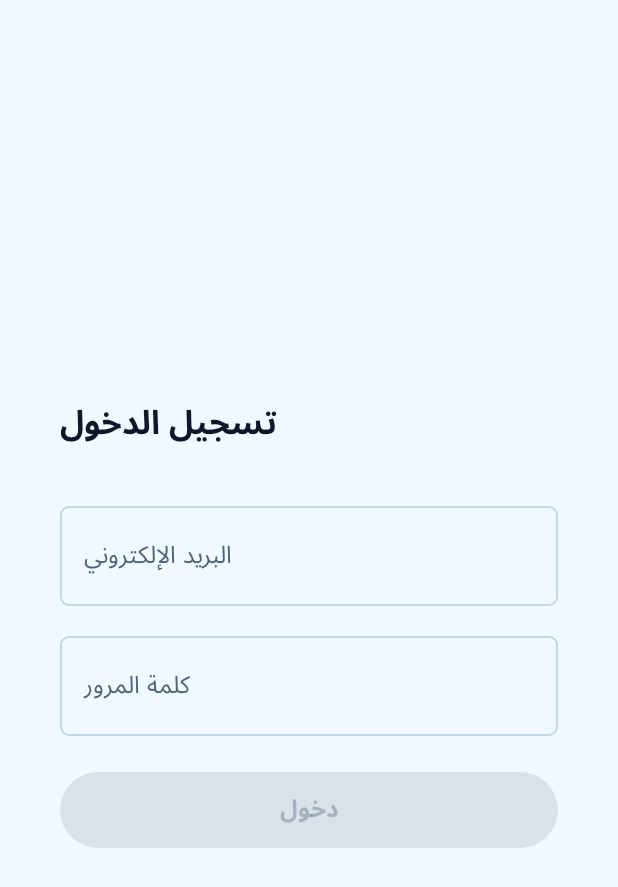
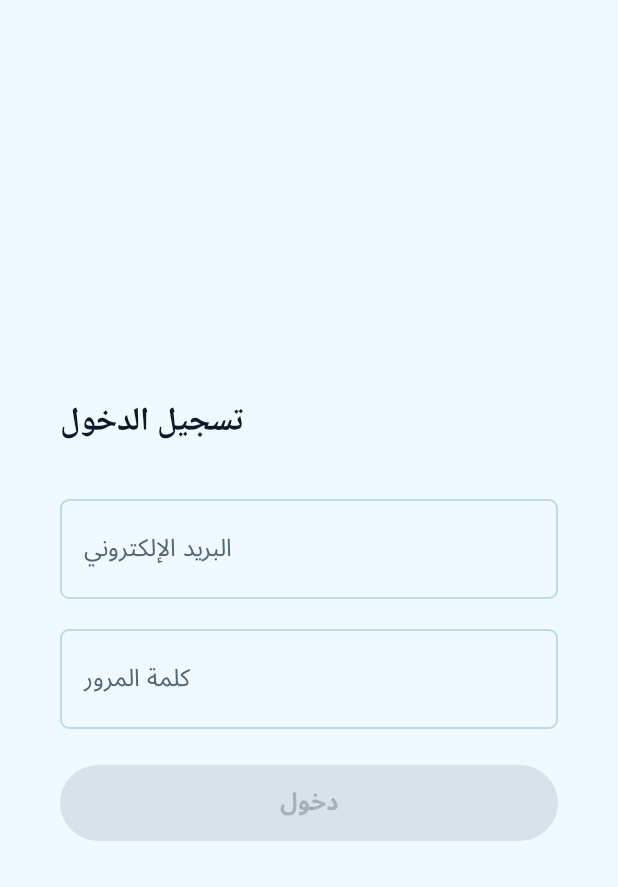
Before and after one commit to SoulyMarket/W4F, an Android app built with Jetpack Compose: the screen it shows after launch (MainActivity), on a phone screen of 412 x 824 dp. Shown: the top 887 px of the screen. Run offline under Robolectric (Android 15) with nearby library versions, the phone set to English and light mode, and no system bars; our stand-ins replace Dagger/Hilt's generated code, Navigation 3; libraries missing offline, so code that uses them is left out: androidx.hilt.lifecycle, com.jakewharton.retrofit2; 4 statements that could not run were skipped.

Commit message:
feat(android): bundle Noto Kufi Arabic as a distinct heading face (step 3.10)
Parallel to the web premium pass: titleLarge/titleMedium now use a
bundled display face (same reasoning as the web's font-heading token)
instead of the same Noto Sans Arabic body font at a bold weight.
labelLarge is untouched since M3 also uses it for button text, where
a display face would read as misapplied.

Upstream (google/fonts) only ships this family as a single variable-
weight file, no static Bold instance, so it's declared at one weight
and Compose's standard faux-bold synthesis handles the Bold request —
the same fallback that already applies to any font lacking a
dedicated bold cut.

No centralized Card/Button wrapper exists on Android (unlike web's
components/Button.tsx/Card.tsx), and no SDK in this session's
environment to compile-check broader changes, so the elevation/
iconography side of the web pass wasn't mirrored here this round —
scoped to this one low-risk, high-value change instead. Not verified
on-device.

Co-Authored-By: Claude Sonnet 5 <noreply@anthropic.com>

```diff
--- a/android/app/src/main/java/com/w4f/app/theme/Type.kt
+++ b/android/app/src/main/java/com/w4f/app/theme/Type.kt
@@ -16,6 +16,14 @@ val NotoSansArabicFamily =
     Font(R.font.noto_sans_arabic_regular, FontWeight.Normal),
     Font(R.font.noto_sans_arabic_bold, FontWeight.Bold),
   )
+
+// A distinct heading/display face — the same "real heading hierarchy
+// instead of one weight doing double duty" change made to the web
+// dashboard's own `font-heading` token (Lexend/Noto Kufi Arabic pairing
+// from the ui-ux-pro-max pass), scoped here to titleLarge/titleMedium
+// only (actual screen/section titles) — not labelLarge, which M3 also
+// uses for button text, where a display face would look misapplied.
+val NotoKufiArabicFamily = FontFamily(Font(R.font.noto_kufi_arabic, FontWeight.Normal))
 
 val Typography =
   Typography(
@@ -37,7 +45,7 @@ val Typography =
       ),
     titleLarge =
       TextStyle(
-        fontFamily = NotoSansArabicFamily,
+        fontFamily = NotoKufiArabicFamily,
         fontWeight = FontWeight.Bold,
         fontSize = 22.sp,
         lineHeight = 28.sp,
@@ -45,7 +53,7 @@ val Typography =
       ),
     titleMedium =
       TextStyle(
-        fontFamily = NotoSansArabicFamily,
+        fontFamily = NotoKufiArabicFamily,
         fontWeight = FontWeight.Bold,
         fontSize = 18.sp,
         lineHeight = 24.sp,
--- /dev/null
+++ b/android/app/src/main/res/font/noto_kufi_arabic.xml
@@ -0,0 +1,16 @@
+<?xml version="1.0" encoding="utf-8"?>
+<!--
+  Heading/display face — bundled for the same offline-first reason as
+  noto_sans_arabic.xml. Upstream (google/fonts) only ships this family as
+  a single variable-weight file (no separate static Bold instance), so
+  this declares one entry at its default instance (400/normal); Compose
+  applies its own faux-bold synthesis when a heading TextStyle asks for
+  FontWeight.Bold, same as it would for any font lacking a dedicated
+  bold cut — a safe, standard fallback, not a workaround.
+-->
+<font-family xmlns:app="http://schemas.android.com/apk/res-auto">
+    <font
+        app:font="@font/noto_kufi_arabic"
+        app:fontStyle="normal"
+        app:fontWeight="400" />
+</font-family>
```
Also changed, not shown: android/app/src/main/res/font/noto_kufi_arabic.ttf (added), 1 other file.
